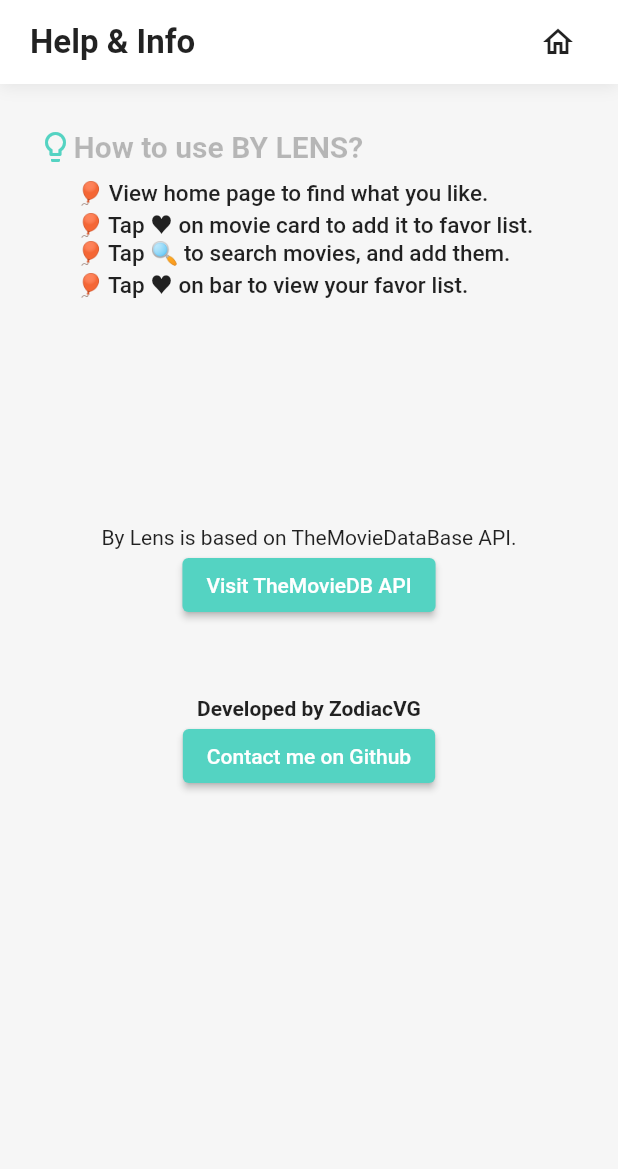
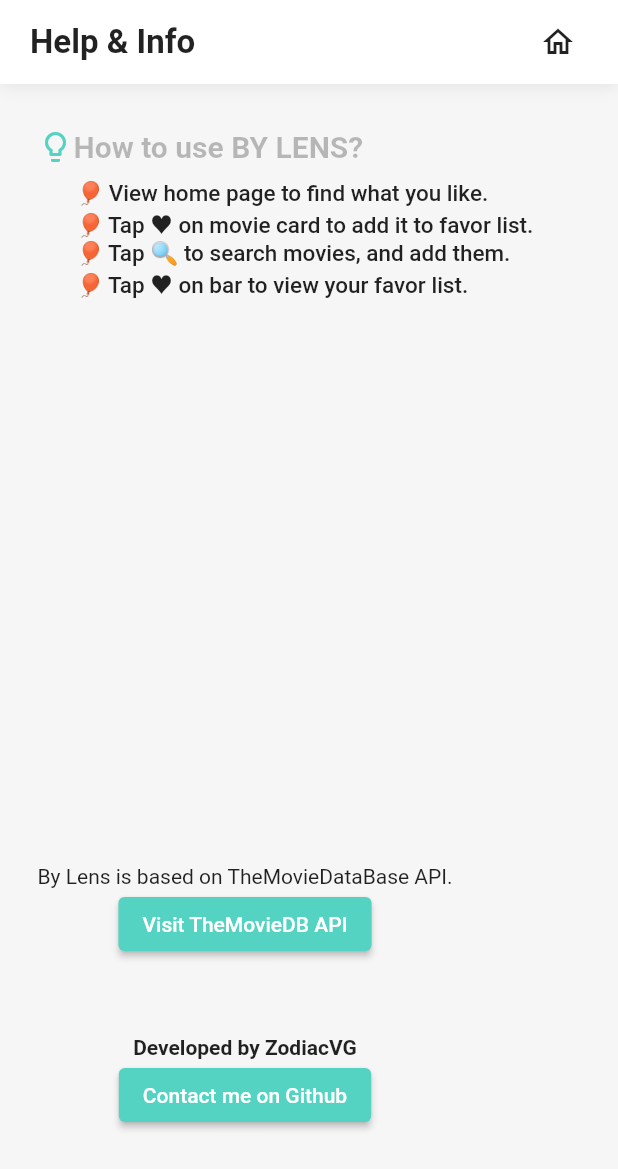
Before and after one commit to zodiacVG/bylens_flutter, a Flutter app: the InfoPage screen opened directly, on a phone screen of 412 x 824 dp. Shown: the top 1169 px of the screen. Run offline on Flutter 3.47's test engine with Material 2 defaults, Android fonts, the phone set to English and light mode, and no system bars; our stand-ins replace flutter_easyloading, font_awesome_flutter, shared_preferences, smooth_star_rating; accounts and stored records are empty; network calls fail; Roboto replaces fonts that are missing (WorkSans).

Commit message:
build不了了

```diff
--- a/lib/info_page.dart
+++ b/lib/info_page.dart
@@ -63,20 +63,25 @@ class _InfoPageState extends State<InfoPage>{
                              ),
                              Container(
                                height: 10,
+                               width: MediaQuery.of(context).size.width-60,
                              ),
                              Row(
                                children: [
                                  Container(
                                    width: 25,
                                  ),
-                                 Column(
+                                 Container(
+                                   width: MediaQuery.of(context).size.width-100,
+                                   child: Column(
                                      crossAxisAlignment: CrossAxisAlignment.start,
                                      children: [
-                                     Text(
+                                       Container(
+                                         child: Text(
                                            '🎈 View home page to find what you like.',
                                            style: TextStyle(
                                                fontSize: 15,
                                                fontWeight: FontWeight.w500
+                                           ),
                                          ),
                                        ),
                                        Text(
@@ -102,13 +107,24 @@ class _InfoPageState extends State<InfoPage>{
                                        ),
                                      ],
                                    ),
+                                 ),
                                ],
                              ),
                            ],
                          ),
-                           Container(
-                             height: 150,
+                       ],
                      ),
+                   )
+                 ],
+               ),
+             ),
+             Positioned(
+               bottom: 70,
+                 child: Container(
+                   padding: EdgeInsets.only(left: 25,right: 25),
+                   child: Column(
+                     crossAxisAlignment: CrossAxisAlignment.center,
+                     children: [
                        Text(
                            'By Lens is based on TheMovieDataBase API.'
                        ),
@@ -136,9 +152,7 @@ class _InfoPageState extends State<InfoPage>{
                      ],
                    ),
                  )
-                 ],
-               ),
-             ),
+             )
            ],
          ),
        ),
```
Also changed, not shown: lib/movie_detail_page.dart (+7 -3 lines), 8 other files. Lines whose indentation alone changed are shown as unchanged.
